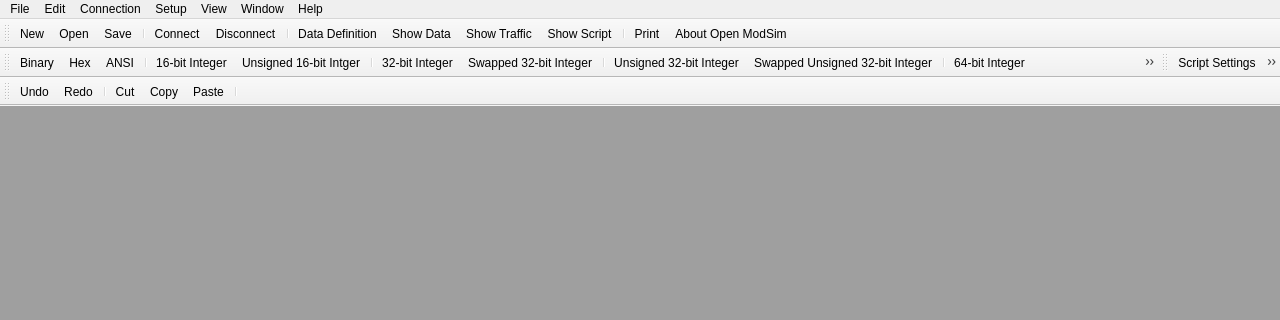
Before: the Qt Designer form omodsim/mainwindow.ui in sanny32/OpenModSim, drawn with Qt 5; both pictures show x 0 to 1280 and y 0 to 320 of the 1280 by 720 pixel window.
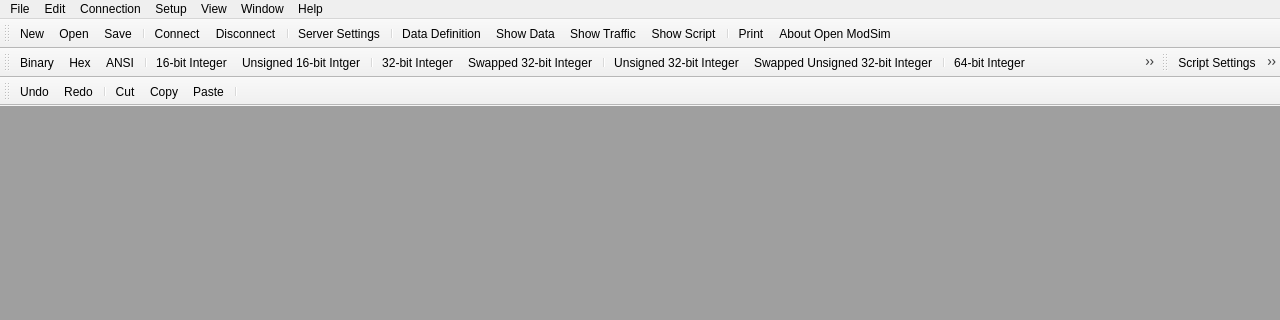
After: the same form once the commit is applied. Icons and pictures are not drawn.

Commit message: Developing modbus server settings

Patch:
```diff
--- a/omodsim/mainwindow.ui
+++ b/omodsim/mainwindow.ui
@@ -227,6 +227,8 @@
    <addaction name="actionConnect"/>
    <addaction name="actionDisconnect"/>
    <addaction name="separator"/>
+   <addaction name="actionSrvSettings"/>
+   <addaction name="separator"/>
    <addaction name="actionDataDefinition"/>
    <addaction name="actionShowData"/>
    <addaction name="actionShowTraffic"/>
@@ -1003,6 +1005,15 @@
     <string notr="true">中國人</string>
    </property>
   </action>
+  <action name="actionSrvSettings">
+   <property name="icon">
+    <iconset resource="resources.qrc">
+     <normaloff>:/res/actionSrvSettings.png</normaloff>:/res/actionSrvSettings.png</iconset>
+   </property>
+   <property name="text">
+    <string>Server Settings</string>
+   </property>
+  </action>
  </widget>
  <resources>
   <include location="resources.qrc"/>
```
Left out of the diff: 2 changed lines with no effect on the pictures. The commit also changes 11 other files.
